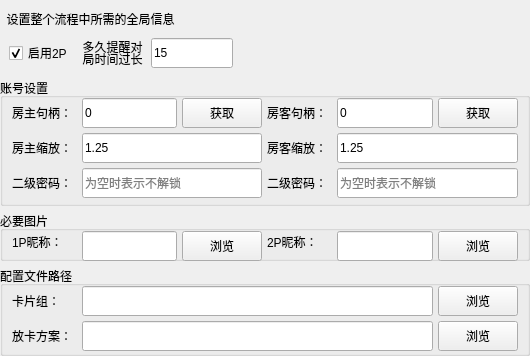
Before: the Qt Designer form AppImplement/UIFiles/StartParam.ui in LinFeng-BingYi/FVM_Backstage_Assistant_LFBY, drawn with Qt 5.
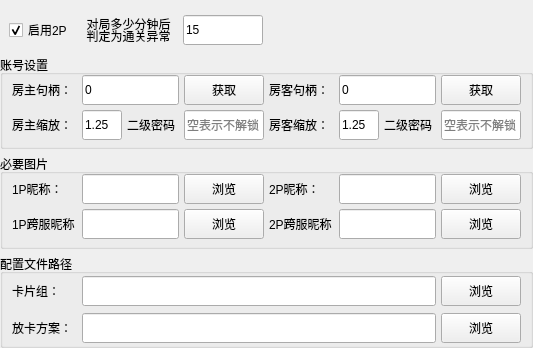
After: the same form once the commit is applied.

Commit message: 将组队通关跨服远征所需房主房间截图路径集成到[开始]功能中，以便其他功能如[公会任务][刷序列关卡]通关跨服远征关卡时能正常进入组队房间; 优化主界面日志打印，增加文本颜色; 优化[自动登录]，增加界面识图预校验;

The edit to the form file:
```diff
--- a/AppImplement/UIFiles/StartParam.ui
+++ b/AppImplement/UIFiles/StartParam.ui
@@ -7,13 +7,13 @@
     <x>0</x>
     <y>0</y>
     <width>530</width>
-    <height>340</height>
+    <height>348</height>
    </rect>
   </property>
   <property name="windowTitle">
    <string>Form</string>
   </property>
-  <layout class="QVBoxLayout" name="verticalLayout_general">
+  <layout class="QVBoxLayout" name="verticalLayout_general" stretch="2,5,5,5">
    <property name="spacing">
     <number>5</number>
    </property>
@@ -29,19 +29,6 @@
    <property name="bottomMargin">
     <number>0</number>
    </property>
-   <item>
-    <widget class="QLabel" name="label_dsc">
-     <property name="maximumSize">
-      <size>
-       <width>16777215</width>
-       <height>30</height>
-      </size>
-     </property>
-     <property name="text">
-      <string>  设置整个流程中所需的全局信息</string>
-     </property>
-    </widget>
-   </item>
    <item>
     <widget class="QWidget" name="widget_other_setting" native="true">
      <property name="minimumSize">
@@ -77,12 +64,12 @@
        <widget class="QLabel" name="label_max_check_time">
         <property name="minimumSize">
          <size>
-          <width>65</width>
+          <width>97</width>
           <height>0</height>
          </size>
         </property>
         <property name="text">
-         <string>&lt;html&gt;&lt;head/&gt;&lt;body&gt;&lt;p style='line-height:0'&gt;多久提醒对&lt;/p&gt;&lt;p&gt;局时间过长&lt;/p&gt;&lt;/body&gt;&lt;/html&gt;</string>
+         <string>&lt;html&gt;&lt;head/&gt;&lt;body&gt;&lt;p style='line-height:0'&gt;对局多少分钟后&lt;/p&gt;&lt;p&gt;判定为通关异常&lt;/p&gt;&lt;/body&gt;&lt;/html&gt;</string>
         </property>
         <property name="alignment">
          <set>Qt::AlignCenter</set>
@@ -93,7 +80,7 @@
        <widget class="QLineEdit" name="lineEdit_max_check_time">
         <property name="minimumSize">
          <size>
-          <width>0</width>
+          <width>80</width>
           <height>30</height>
          </size>
         </property>
@@ -123,10 +110,7 @@
      <property name="title">
       <string>账号设置</string>
      </property>
-     <property name="flat">
-      <bool>false</bool>
-     </property>
-     <layout class="QGridLayout" name="gridLayout_player_setting">
+     <layout class="QGridLayout" name="gridLayout_player_setting" rowstretch="1,1" columnstretch="1,1,1,1,1,1,1,1">
       <property name="topMargin">
        <number>0</number>
       </property>
@@ -136,27 +120,8 @@
       <property name="spacing">
        <number>5</number>
       </property>
-      <item row="0" column="5">
-       <widget class="QPushButton" name="pushButton_2p_hwnd">
-        <property name="minimumSize">
-         <size>
-          <width>80</width>
-          <height>30</height>
-         </size>
-        </property>
-        <property name="maximumSize">
-         <size>
-          <width>40</width>
-          <height>30</height>
-         </size>
-        </property>
-        <property name="text">
-         <string>获取</string>
-        </property>
-       </widget>
-      </item>
-      <item row="1" column="3">
-       <widget class="QLabel" name="label_2p_zoom">
+      <item row="0" column="0">
+       <widget class="QLabel" name="label_1p_hwnd">
         <property name="minimumSize">
          <size>
           <width>65</width>
@@ -165,16 +130,35 @@
         </property>
         <property name="maximumSize">
          <size>
-          <width>50</width>
+          <width>65</width>
           <height>16777215</height>
          </size>
         </property>
         <property name="text">
-         <string>房客缩放：</string>
+         <string>房主句柄：</string>
         </property>
        </widget>
       </item>
-      <item row="0" column="2">
+      <item row="0" column="1" colspan="2">
+       <widget class="QLineEdit" name="lineEdit_1p_hwnd">
+        <property name="minimumSize">
+         <size>
+          <width>0</width>
+          <height>30</height>
+         </size>
+        </property>
+        <property name="maximumSize">
+         <size>
+          <width>16777215</width>
+          <height>30</height>
+         </size>
+        </property>
+        <property name="text">
+         <string>0</string>
+        </property>
+       </widget>
+      </item>
+      <item row="0" column="3">
        <widget class="QPushButton" name="pushButton_1p_hwnd">
         <property name="minimumSize">
          <size>
@@ -184,7 +168,7 @@
         </property>
         <property name="maximumSize">
          <size>
-          <width>40</width>
+          <width>45</width>
           <height>30</height>
          </size>
         </property>
@@ -193,45 +177,7 @@
         </property>
        </widget>
       </item>
-      <item row="1" column="1" colspan="2">
-       <widget class="QLineEdit" name="lineEdit_1p_zoom">
-        <property name="minimumSize">
-         <size>
-          <width>0</width>
-          <height>30</height>
-         </size>
-        </property>
-        <property name="maximumSize">
-         <size>
-          <width>16777215</width>
-          <height>30</height>
-         </size>
-        </property>
-        <property name="text">
-         <string>1.25</string>
-        </property>
-       </widget>
-      </item>
-      <item row="1" column="0">
-       <widget class="QLabel" name="label_1p_zoom">
-        <property name="minimumSize">
-         <size>
-          <width>65</width>
-          <height>0</height>
-         </size>
-        </property>
-        <property name="maximumSize">
-         <size>
-          <width>65</width>
-          <height>16777215</height>
-         </size>
-        </property>
-        <property name="text">
-         <string>房主缩放：</string>
-        </property>
-       </widget>
-      </item>
-      <item row="0" column="3">
+      <item row="0" column="4">
        <widget class="QLabel" name="label_2p_hwnd">
         <property name="minimumSize">
          <size>
@@ -250,7 +196,7 @@
         </property>
        </widget>
       </item>
-      <item row="0" column="4">
+      <item row="0" column="5" colspan="2">
        <widget class="QLineEdit" name="lineEdit_2p_hwnd">
         <property name="minimumSize">
          <size>
@@ -269,46 +215,27 @@
         </property>
        </widget>
       </item>
-      <item row="0" column="1">
-       <widget class="QLineEdit" name="lineEdit_1p_hwnd">
+      <item row="0" column="7">
+       <widget class="QPushButton" name="pushButton_2p_hwnd">
         <property name="minimumSize">
          <size>
-          <width>0</width>
+          <width>80</width>
           <height>30</height>
          </size>
         </property>
         <property name="maximumSize">
          <size>
-          <width>16777215</width>
+          <width>80</width>
           <height>30</height>
          </size>
         </property>
         <property name="text">
-         <string>0</string>
+         <string>获取</string>
         </property>
        </widget>
       </item>
-      <item row="1" column="4" colspan="2">
-       <widget class="QLineEdit" name="lineEdit_2p_zoom">
-        <property name="minimumSize">
-         <size>
-          <width>0</width>
-          <height>30</height>
-         </size>
-        </property>
-        <property name="maximumSize">
-         <size>
-          <width>16777215</width>
-          <height>30</height>
-         </size>
-        </property>
-        <property name="text">
-         <string>1.25</string>
-        </property>
-       </widget>
-      </item>
-      <item row="0" column="0">
-       <widget class="QLabel" name="label_1p_hwnd">
+      <item row="1" column="0">
+       <widget class="QLabel" name="label_1p_zoom">
         <property name="minimumSize">
          <size>
           <width>65</width>
@@ -322,28 +249,59 @@
          </size>
         </property>
         <property name="text">
-         <string>房主句柄：</string>
+         <string>房主缩放：</string>
         </property>
        </widget>
       </item>
-      <item row="2" column="0">
+      <item row="1" column="1">
+       <widget class="QLineEdit" name="lineEdit_1p_zoom">
+        <property name="minimumSize">
+         <size>
+          <width>40</width>
+          <height>30</height>
+         </size>
+        </property>
+        <property name="maximumSize">
+         <size>
+          <width>40</width>
+          <height>30</height>
+         </size>
+        </property>
+        <property name="text">
+         <string>1.25</string>
+        </property>
+       </widget>
+      </item>
+      <item row="1" column="2">
        <widget class="QLabel" name="label_1p_2nd_psw">
+        <property name="minimumSize">
+         <size>
+          <width>52</width>
+          <height>0</height>
+         </size>
+        </property>
+        <property name="maximumSize">
+         <size>
+          <width>52</width>
+          <height>16777215</height>
+         </size>
+        </property>
         <property name="text">
          <string>二级密码：</string>
         </property>
        </widget>
       </item>
-      <item row="2" column="1" colspan="2">
+      <item row="1" column="3">
        <widget class="QLineEdit" name="lineEdit_1p_2nd_psw">
         <property name="minimumSize">
          <size>
-          <width>0</width>
+          <width>80</width>
           <height>30</height>
          </size>
         </property>
         <property name="maximumSize">
          <size>
-          <width>16777215</width>
+          <width>65</width>
           <height>30</height>
          </size>
         </property>
@@ -351,34 +309,87 @@
          <string/>
         </property>
         <property name="placeholderText">
-         <string>为空时表示不解锁</string>
+         <string>空表示不解锁</string>
         </property>
        </widget>
       </item>
-      <item row="2" column="3">
+      <item row="1" column="4">
+       <widget class="QLabel" name="label_2p_zoom">
+        <property name="minimumSize">
+         <size>
+          <width>65</width>
+          <height>0</height>
+         </size>
+        </property>
+        <property name="maximumSize">
+         <size>
+          <width>50</width>
+          <height>16777215</height>
+         </size>
+        </property>
+        <property name="text">
+         <string>房客缩放：</string>
+        </property>
+       </widget>
+      </item>
+      <item row="1" column="5">
+       <widget class="QLineEdit" name="lineEdit_2p_zoom">
+        <property name="minimumSize">
+         <size>
+          <width>40</width>
+          <height>30</height>
+         </size>
+        </property>
+        <property name="maximumSize">
+         <size>
+          <width>40</width>
+          <height>30</height>
+         </size>
+        </property>
+        <property name="text">
+         <string>1.25</string>
+        </property>
+       </widget>
+      </item>
+      <item row="1" column="6">
        <widget class="QLabel" name="label_2p_2nd_psw">
+        <property name="minimumSize">
+         <size>
+          <width>52</width>
+          <height>0</height>
+         </size>
+        </property>
+        <property name="maximumSize">
+         <size>
+          <width>52</width>
+          <height>16777215</height>
+         </size>
+        </property>
         <property name="text">
          <string>二级密码：</string>
         </property>
        </widget>
       </item>
-      <item row="2" column="4" colspan="2">
+      <item row="1" column="7">
        <widget class="QLineEdit" name="lineEdit_2p_2nd_psw">
         <property name="minimumSize">
          <size>
-          <width>0</width>
+          <width>80</width>
           <height>30</height>
          </size>
         </property>
         <property name="maximumSize">
          <size>
-          <width>16777215</width>
+          <width>80</width>
           <height>30</height>
          </size>
         </property>
-        <property name="placeholderText">
+        <property name="toolTip">
          <string>为空时表示不解锁</string>
         </property>
+        <property name="placeholderText">
+         <string>空表示不解锁</string>
+        </property>
        </widget>
       </item>
      </layout>
@@ -386,38 +397,20 @@
    </item>
    <item>
     <widget class="QGroupBox" name="groupBox_necessity_pic">
-     <property name="minimumSize">
-      <size>
-       <width>0</width>
-       <height>50</height>
-      </size>
-     </property>
-     <property name="maximumSize">
-      <size>
-       <width>16777215</width>
-       <height>60</height>
-      </size>
-     </property>
      <property name="title">
       <string>必要图片</string>
      </property>
-     <property name="flat">
-      <bool>false</bool>
-     </property>
-     <layout class="QHBoxLayout" name="horizontalLayout">
-      <property name="spacing">
-       <number>5</number>
-      </property>
-      <property name="leftMargin">
-       <number>9</number>
-      </property>
+     <layout class="QGridLayout" name="gridLayout_necessity_pic">
       <property name="topMargin">
        <number>0</number>
       </property>
       <property name="bottomMargin">
        <number>5</number>
       </property>
-      <item>
+      <property name="spacing">
+       <number>5</number>
+      </property>
+      <item row="0" column="0">
        <widget class="QLabel" name="label_1p_name_pic">
         <property name="minimumSize">
          <size>
@@ -436,7 +429,7 @@
         </property>
        </widget>
       </item>
-      <item>
+      <item row="0" column="1">
        <widget class="QLineEdit" name="lineEdit_1p_name_pic">
         <property name="minimumSize">
          <size>
@@ -446,7 +439,7 @@
         </property>
        </widget>
       </item>
-      <item>
+      <item row="0" column="2">
        <widget class="QPushButton" name="pushButton_1p_name_pic">
         <property name="minimumSize">
          <size>
@@ -465,7 +458,7 @@
         </property>
        </widget>
       </item>
-      <item>
+      <item row="0" column="3">
        <widget class="QLabel" name="label_2p_name_pic">
         <property name="minimumSize">
          <size>
@@ -484,7 +477,7 @@
         </property>
        </widget>
       </item>
-      <item>
+      <item row="0" column="4">
        <widget class="QLineEdit" name="lineEdit_2p_name_pic">
         <property name="minimumSize">
          <size>
@@ -494,7 +487,7 @@
         </property>
        </widget>
       </item>
-      <item>
+      <item row="0" column="5">
        <widget class="QPushButton" name="pushButton_2p_name_pic">
         <property name="minimumSize">
          <size>
@@ -513,6 +506,102 @@
         </property>
        </widget>
       </item>
+      <item row="1" column="0">
+       <widget class="QLabel" name="label_1p_cross_room_pic">
+        <property name="minimumSize">
+         <size>
+          <width>65</width>
+          <height>0</height>
+         </size>
+        </property>
+        <property name="maximumSize">
+         <size>
+          <width>65</width>
+          <height>16777215</height>
+         </size>
+        </property>
+        <property name="text">
+         <string>1P跨服昵称：</string>
+        </property>
+       </widget>
+      </item>
+      <item row="1" column="1">
+       <widget class="QLineEdit" name="lineEdit_1p_cross_room_pic">
+        <property name="minimumSize">
+         <size>
+          <width>0</width>
+          <height>30</height>
+         </size>
+        </property>
+       </widget>
+      </item>
+      <item row="1" column="2">
+       <widget class="QPushButton" name="pushButton_1p_cross_room_pic">
+        <property name="minimumSize">
+         <size>
+          <width>80</width>
+          <height>30</height>
+         </size>
+        </property>
+        <property name="maximumSize">
+         <size>
+          <width>40</width>
+          <height>30</height>
+         </size>
+        </property>
+        <property name="text">
+         <string>浏览</string>
+        </property>
+       </widget>
+      </item>
+      <item row="1" column="3">
+       <widget class="QLabel" name="label_2p_cross_room_pic">
+        <property name="minimumSize">
+         <size>
+          <width>65</width>
+          <height>0</height>
+         </size>
+        </property>
+        <property name="maximumSize">
+         <size>
+          <width>65</width>
+          <height>16777215</height>
+         </size>
+        </property>
+        <property name="text">
+         <string>2P跨服昵称：</string>
+        </property>
+       </widget>
+      </item>
+      <item row="1" column="4">
+       <widget class="QLineEdit" name="lineEdit_2p_cross_room_pic">
+        <property name="minimumSize">
+         <size>
+          <width>0</width>
+          <height>30</height>
+         </size>
+        </property>
+       </widget>
+      </item>
+      <item row="1" column="5">
+       <widget class="QPushButton" name="pushButton_2p_cross_room_pic">
+        <property name="minimumSize">
+         <size>
+          <width>80</width>
+          <height>30</height>
+         </size>
+        </property>
+        <property name="maximumSize">
+         <size>
+          <width>40</width>
+          <height>30</height>
+         </size>
+        </property>
+        <property name="text">
+         <string>浏览</string>
+        </property>
+       </widget>
+      </item>
      </layout>
     </widget>
    </item>
```
Left out of the diff: 3 changed lines with no effect on the pictures. The commit also changes 10 other files.
